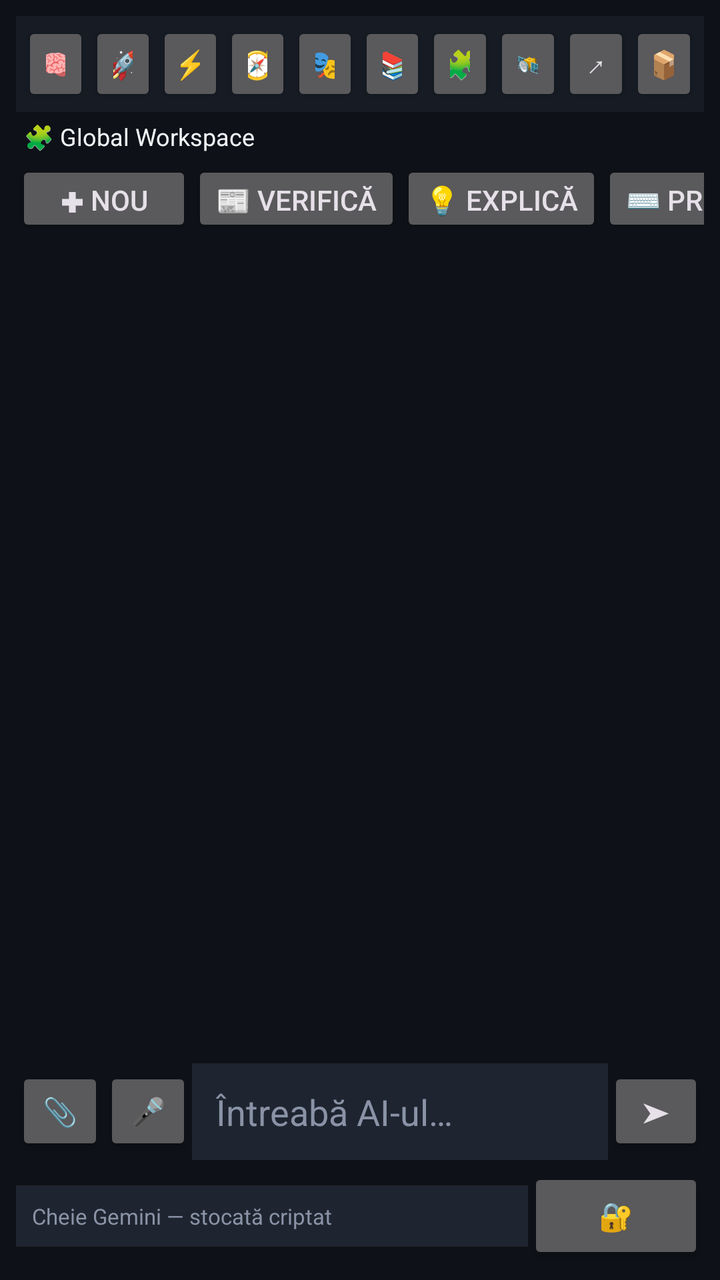
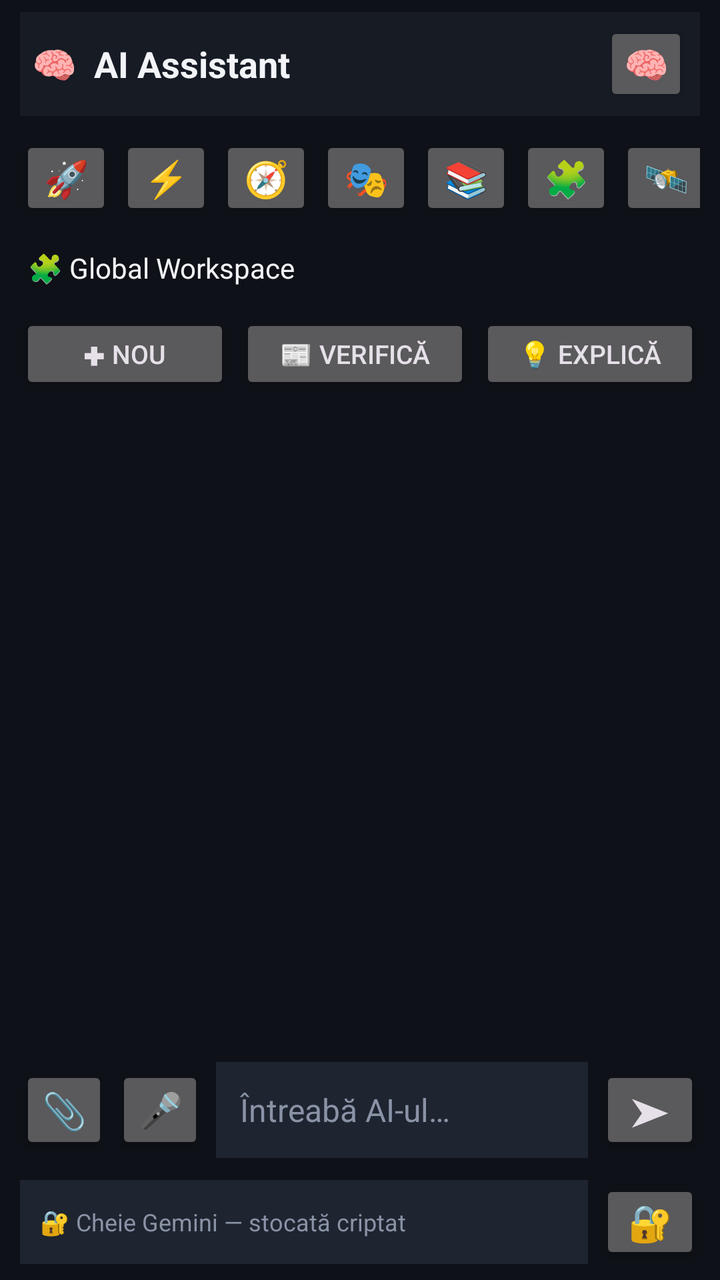

Screens rendered from an Android XML layout before and after an edit, with the pre-edit source and the edit as a unified diff.
<!-- AndroidManifest.xml: application theme Theme.AIAssistant -->
<!-- res/layout/activity_main.xml -->
<?xml version="1.0" encoding="utf-8"?>
<LinearLayout xmlns:android="http://schemas.android.com/apk/res/android" android:layout_width="match_parent" android:layout_height="match_parent" android:orientation="vertical" android:background="@color/bg" android:padding="8dp">
    <LinearLayout android:layout_width="match_parent" android:layout_height="wrap_content" android:orientation="horizontal" android:background="@color/toolbar_bg" android:gravity="center_vertical" android:padding="3dp">
        <Button android:id="@+id/btnBrain" android:layout_width="0dp" android:layout_height="42dp" android:layout_weight="1" android:text="🧠" android:contentDescription="Intelligence Core"/>
        <Button android:id="@+id/btnPower" android:layout_width="0dp" android:layout_height="42dp" android:layout_weight="1" android:text="🚀" android:contentDescription="Supreme Power Mode"/>
        <Button android:id="@+id/btnAgent" android:layout_width="0dp" android:layout_height="42dp" android:layout_weight="1" android:text="⚡" android:contentDescription="Agent Mode"/>
        <Button android:id="@+id/btnThink" android:layout_width="0dp" android:layout_height="42dp" android:layout_weight="1" android:text="🧭" android:contentDescription="Pași"/>
        <Button android:id="@+id/btnPersona" android:layout_width="0dp" android:layout_height="42dp" android:layout_weight="1" android:text="🎭"/>
        <Button android:id="@+id/btnHistory" android:layout_width="0dp" android:layout_height="42dp" android:layout_weight="1" android:text="📚"/>
        <Button android:id="@+id/btnWorkspace" android:layout_width="0dp" android:layout_height="42dp" android:layout_weight="1" android:text="🧩"/>
        <Button android:id="@+id/btnWatcher" android:layout_width="0dp" android:layout_height="42dp" android:layout_weight="1" android:text="🛰️"/>
        <Button android:id="@+id/btnExport" android:layout_width="0dp" android:layout_height="42dp" android:layout_weight="1" android:text="↗"/>
        <Button android:id="@+id/btnZip" android:layout_width="0dp" android:layout_height="42dp" android:layout_weight="1" android:text="📦"/>
    </LinearLayout>
    <LinearLayout android:layout_width="match_parent" android:layout_height="wrap_content" android:orientation="horizontal" android:gravity="center_vertical" android:padding="4dp">
        <TextView android:id="@+id/tvWorkspace" android:layout_width="0dp" android:layout_height="wrap_content" android:layout_weight="1" android:text="🧩 Global Workspace" android:textColor="@color/text_main" android:textSize="12sp"/>
        <TextView android:id="@+id/tvAttachment" android:layout_width="wrap_content" android:layout_height="wrap_content" android:textColor="@color/accent2" android:textSize="11sp"/>
    </LinearLayout>
    <HorizontalScrollView android:layout_width="match_parent" android:layout_height="wrap_content" android:scrollbars="none"><LinearLayout android:layout_width="wrap_content" android:layout_height="wrap_content" android:orientation="horizontal">
        <Button android:id="@+id/btnChipNew" android:layout_width="wrap_content" android:layout_height="38dp" android:text="✚ Nou"/>
        <Button android:id="@+id/btnChipNews" android:layout_width="wrap_content" android:layout_height="38dp" android:text="📰 Verifică"/>
        <Button android:id="@+id/btnChipExplain" android:layout_width="wrap_content" android:layout_height="38dp" android:text="💡 Explică"/>
        <Button android:id="@+id/btnChipCode" android:layout_width="wrap_content" android:layout_height="38dp" android:text="⌨️ Proiect"/>
        <Button android:id="@+id/btnChipSummarize" android:layout_width="wrap_content" android:layout_height="38dp" android:text="📝 Rezumă"/>
    </LinearLayout></HorizontalScrollView>
    <androidx.recyclerview.widget.RecyclerView android:id="@+id/recyclerView" android:layout_width="match_parent" android:layout_height="0dp" android:layout_weight="1" android:clipToPadding="false" android:paddingBottom="4dp"/>
    <LinearLayout android:layout_width="match_parent" android:layout_height="wrap_content" android:orientation="horizontal" android:gravity="center_vertical">
        <Button android:id="@+id/btnAttach" android:layout_width="44dp" android:layout_height="44dp" android:text="📎"/>
        <Button android:id="@+id/btnMic" android:layout_width="44dp" android:layout_height="44dp" android:text="🎤"/>
        <EditText android:id="@+id/etMessage" android:layout_width="0dp" android:layout_height="wrap_content" android:layout_weight="1" android:hint="Întreabă AI-ul…" android:textColor="@color/text_main" android:textColorHint="@color/text_hint" android:background="@color/bubble_ai" android:padding="12dp" android:inputType="textCapSentences|textMultiLine"/>
        <Button android:id="@+id/btnSend" android:layout_width="48dp" android:layout_height="44dp" android:text="➤"/>
    </LinearLayout>
    <LinearLayout android:layout_width="match_parent" android:layout_height="wrap_content" android:orientation="horizontal" android:gravity="center_vertical" android:layout_marginTop="4dp">
        <EditText android:id="@+id/etApiKey" android:layout_width="0dp" android:layout_height="wrap_content" android:layout_weight="1" android:hint="Cheie Gemini — stocată criptat" android:textSize="11sp" android:textColor="@color/text_main" android:textColorHint="@color/text_hint" android:background="@color/bubble_ai" android:padding="8dp"/>
        <Button android:id="@+id/btnSaveKey" android:layout_width="wrap_content" android:layout_height="wrap_content" android:text="🔐"/>
    </LinearLayout>
</LinearLayout>
<!-- resources referenced by this layout -->
<resources>
  <color name="accent2">#9C6BFF</color>
  <color name="bg">#0E1117</color>
  <color name="bubble_ai">#1E2530</color>
  <color name="text_hint">#8A93A6</color>
  <color name="text_main">#F2F4F8</color>
  <color name="toolbar_bg">#161B24</color>
  <style name="Theme.AIAssistant" parent="Theme.Material3.Dark.NoActionBar">
          <item name="colorPrimary">@color/accent</item>
          <item name="android:statusBarColor">@color/bg</item>
          <item name="android:navigationBarColor">@color/bg</item>
      </style>
  <color name="accent">#2E7DFF</color>
</resources>

<!-- the commit's change to res/layout/activity_main.xml (unified diff, before → after) -->
@@ -1,37 +1,400 @@
 <?xml version="1.0" encoding="utf-8"?>
-<LinearLayout xmlns:android="http://schemas.android.com/apk/res/android" android:layout_width="match_parent" android:layout_height="match_parent" android:orientation="vertical" android:background="@color/bg" android:padding="8dp">
-    <LinearLayout android:layout_width="match_parent" android:layout_height="wrap_content" android:orientation="horizontal" android:background="@color/toolbar_bg" android:gravity="center_vertical" android:padding="3dp">
-        <Button android:id="@+id/btnBrain" android:layout_width="0dp" android:layout_height="42dp" android:layout_weight="1" android:text="🧠" android:contentDescription="Intelligence Core"/>
-        <Button android:id="@+id/btnPower" android:layout_width="0dp" android:layout_height="42dp" android:layout_weight="1" android:text="🚀" android:contentDescription="Supreme Power Mode"/>
-        <Button android:id="@+id/btnAgent" android:layout_width="0dp" android:layout_height="42dp" android:layout_weight="1" android:text="⚡" android:contentDescription="Agent Mode"/>
-        <Button android:id="@+id/btnThink" android:layout_width="0dp" android:layout_height="42dp" android:layout_weight="1" android:text="🧭" android:contentDescription="Pași"/>
-        <Button android:id="@+id/btnPersona" android:layout_width="0dp" android:layout_height="42dp" android:layout_weight="1" android:text="🎭"/>
-        <Button android:id="@+id/btnHistory" android:layout_width="0dp" android:layout_height="42dp" android:layout_weight="1" android:text="📚"/>
-        <Button android:id="@+id/btnWorkspace" android:layout_width="0dp" android:layout_height="42dp" android:layout_weight="1" android:text="🧩"/>
-        <Button android:id="@+id/btnWatcher" android:layout_width="0dp" android:layout_height="42dp" android:layout_weight="1" android:text="🛰️"/>
-        <Button android:id="@+id/btnExport" android:layout_width="0dp" android:layout_height="42dp" android:layout_weight="1" android:text="↗"/>
-        <Button android:id="@+id/btnZip" android:layout_width="0dp" android:layout_height="42dp" android:layout_weight="1" android:text="📦"/>
+<LinearLayout
+    xmlns:android="http://schemas.android.com/apk/res/android"
+    android:layout_width="match_parent"
+    android:layout_height="match_parent"
+    android:orientation="vertical"
+    android:background="@color/bg"
+    android:paddingStart="10dp"
+    android:paddingEnd="10dp"
+    android:paddingTop="6dp"
+    android:paddingBottom="6dp">
+
+    
+    <LinearLayout
+        android:layout_width="match_parent"
+        android:layout_height="52dp"
+        android:orientation="horizontal"
+        android:gravity="center_vertical"
+        android:background="@color/toolbar_bg"
+        android:paddingStart="6dp"
+        android:paddingEnd="6dp">
+
+        <TextView
+            android:layout_width="0dp"
+            android:layout_height="match_parent"
+            android:layout_weight="1"
+            android:gravity="center_vertical"
+            android:text="🧠  AI Assistant"
+            android:textColor="@color/text_main"
+            android:textSize="18sp"
+            android:textStyle="bold"
+            android:maxLines="1" />
+
+        <Button
+            android:id="@+id/btnBrain"
+            android:layout_width="42dp"
+            android:layout_height="42dp"
+            android:minWidth="0dp"
+            android:minHeight="0dp"
+            android:padding="0dp"
+            android:text="🧠"
+            android:textSize="18sp"
+            android:contentDescription="Intelligence Core" />
+
     </LinearLayout>
-    <LinearLayout android:layout_width="match_parent" android:layout_height="wrap_content" android:orientation="horizontal" android:gravity="center_vertical" android:padding="4dp">
-        <TextView android:id="@+id/tvWorkspace" android:layout_width="0dp" android:layout_height="wrap_content" android:layout_weight="1" android:text="🧩 Global Workspace" android:textColor="@color/text_main" android:textSize="12sp"/>
-        <TextView android:id="@+id/tvAttachment" android:layout_width="wrap_content" android:layout_height="wrap_content" android:textColor="@color/accent2" android:textSize="11sp"/>
+
+    
+    <HorizontalScrollView
+        android:layout_width="match_parent"
+        android:layout_height="52dp"
+        android:layout_marginTop="5dp"
+        android:scrollbars="none"
+        android:overScrollMode="never">
+
+        <LinearLayout
+            android:layout_width="wrap_content"
+            android:layout_height="match_parent"
+            android:orientation="horizontal"
+            android:gravity="center_vertical">
+
+            <Button
+                android:id="@+id/btnPower"
+                android:layout_width="46dp"
+                android:layout_height="42dp"
+                android:minWidth="0dp"
+                android:minHeight="0dp"
+                android:layout_marginEnd="4dp"
+                android:padding="0dp"
+                android:text="🚀"
+                android:textSize="18sp"
+                android:contentDescription="Supreme Power Mode" />
+
+            <Button
+                android:id="@+id/btnAgent"
+                android:layout_width="46dp"
+                android:layout_height="42dp"
+                android:minWidth="0dp"
+                android:minHeight="0dp"
+                android:layout_marginEnd="4dp"
+                android:padding="0dp"
+                android:text="⚡"
+                android:textSize="18sp"
+                android:contentDescription="Agent Mode" />
+
+            <Button
+                android:id="@+id/btnThink"
+                android:layout_width="46dp"
+                android:layout_height="42dp"
+                android:minWidth="0dp"
+                android:minHeight="0dp"
+                android:layout_marginEnd="4dp"
+                android:padding="0dp"
+                android:text="🧭"
+                android:textSize="18sp"
+                android:contentDescription="Pași rezumați" />
+
+            <Button
+                android:id="@+id/btnPersona"
+                android:layout_width="46dp"
+                android:layout_height="42dp"
+                android:minWidth="0dp"
+                android:minHeight="0dp"
+                android:layout_marginEnd="4dp"
+                android:padding="0dp"
+                android:text="🎭"
+                android:textSize="18sp"
+                android:contentDescription="Persona" />
+
+            <Button
+                android:id="@+id/btnHistory"
+                android:layout_width="46dp"
+                android:layout_height="42dp"
+                android:minWidth="0dp"
+                android:minHeight="0dp"
+                android:layout_marginEnd="4dp"
+                android:padding="0dp"
+                android:text="📚"
+                android:textSize="18sp"
+                android:contentDescription="Istoric" />
+
+            <Button
+                android:id="@+id/btnWorkspace"
+                android:layout_width="46dp"
+                android:layout_height="42dp"
+                android:minWidth="0dp"
+                android:minHeight="0dp"
+                android:layout_marginEnd="4dp"
+                android:padding="0dp"
+                android:text="🧩"
+                android:textSize="18sp"
+                android:contentDescription="Workspace" />
+
+            <Button
+                android:id="@+id/btnWatcher"
+                android:layout_width="46dp"
+                android:layout_height="42dp"
+                android:minWidth="0dp"
+                android:minHeight="0dp"
+                android:layout_marginEnd="4dp"
+                android:padding="0dp"
+                android:text="🛰️"
+                android:textSize="18sp"
+                android:contentDescription="AI Watcher" />
+
+            <Button
+                android:id="@+id/btnExport"
+                android:layout_width="46dp"
+                android:layout_height="42dp"
+                android:minWidth="0dp"
+                android:minHeight="0dp"
+                android:layout_marginEnd="4dp"
+                android:padding="0dp"
+                android:text="↗"
+                android:textSize="20sp"
+                android:contentDescription="Export conversație" />
+
+            <Button
+                android:id="@+id/btnZip"
+                android:layout_width="46dp"
+                android:layout_height="42dp"
+                android:minWidth="0dp"
+                android:minHeight="0dp"
+                android:padding="0dp"
+                android:text="📦"
+                android:textSize="18sp"
+                android:contentDescription="Export proiect" />
+
+        </LinearLayout>
+
+    </HorizontalScrollView>
+
+    
+    <LinearLayout
+        android:layout_width="match_parent"
+        android:layout_height="38dp"
+        android:orientation="horizontal"
+        android:gravity="center_vertical"
+        android:paddingStart="4dp"
+        android:paddingEnd="4dp">
+
+        <TextView
+            android:id="@+id/tvWorkspace"
+            android:layout_width="0dp"
+            android:layout_height="wrap_content"
+            android:layout_weight="1"
+            android:text="🧩 Global Workspace"
+            android:textColor="@color/text_main"
+            android:textSize="14sp"
+            android:maxLines="1" />
+
+        <TextView
+            android:id="@+id/tvAttachment"
+            android:layout_width="wrap_content"
+            android:layout_height="wrap_content"
+            android:textColor="@color/accent2"
+            android:textSize="11sp"
+            android:maxLines="1" />
+
     </LinearLayout>
-    <HorizontalScrollView android:layout_width="match_parent" android:layout_height="wrap_content" android:scrollbars="none"><LinearLayout android:layout_width="wrap_content" android:layout_height="wrap_content" android:orientation="horizontal">
-        <Button android:id="@+id/btnChipNew" android:layout_width="wrap_content" android:layout_height="38dp" android:text="✚ Nou"/>
-        <Button android:id="@+id/btnChipNews" android:layout_width="wrap_content" android:layout_height="38dp" android:text="📰 Verifică"/>
-        <Button android:id="@+id/btnChipExplain" android:layout_width="wrap_content" android:layout_height="38dp" android:text="💡 Explică"/>
-        <Button android:id="@+id/btnChipCode" android:layout_width="wrap_content" android:layout_height="38dp" android:text="⌨️ Proiect"/>
-        <Button android:id="@+id/btnChipSummarize" android:layout_width="wrap_content" android:layout_height="38dp" android:text="📝 Rezumă"/>
-    </LinearLayout></HorizontalScrollView>
-    <androidx.recyclerview.widget.RecyclerView android:id="@+id/recyclerView" android:layout_width="match_parent" android:layout_height="0dp" android:layout_weight="1" android:clipToPadding="false" android:paddingBottom="4dp"/>
-    <LinearLayout android:layout_width="match_parent" android:layout_height="wrap_content" android:orientation="horizontal" android:gravity="center_vertical">
-        <Button android:id="@+id/btnAttach" android:layout_width="44dp" android:layout_height="44dp" android:text="📎"/>
-        <Button android:id="@+id/btnMic" android:layout_width="44dp" android:layout_height="44dp" android:text="🎤"/>
-        <EditText android:id="@+id/etMessage" android:layout_width="0dp" android:layout_height="wrap_content" android:layout_weight="1" android:hint="Întreabă AI-ul…" android:textColor="@color/text_main" android:textColorHint="@color/text_hint" android:background="@color/bubble_ai" android:padding="12dp" android:inputType="textCapSentences|textMultiLine"/>
-        <Button android:id="@+id/btnSend" android:layout_width="48dp" android:layout_height="44dp" android:text="➤"/>
+
+    
+    <HorizontalScrollView
+        android:layout_width="match_parent"
+        android:layout_height="48dp"
+        android:scrollbars="none"
+        android:overScrollMode="never">
+
+        <LinearLayout
+            android:layout_width="wrap_content"
+            android:layout_height="match_parent"
+            android:orientation="horizontal"
+            android:gravity="center_vertical">
+
+            <Button
+                android:id="@+id/btnChipNew"
+                android:layout_width="105dp"
+                android:layout_height="40dp"
+                android:minWidth="0dp"
+                android:minHeight="0dp"
+                android:layout_marginEnd="5dp"
+                android:paddingStart="8dp"
+                android:paddingEnd="8dp"
+                android:text="✚ Nou"
+                android:textSize="13sp" />
+
+            <Button
+                android:id="@+id/btnChipNews"
+                android:layout_width="115dp"
+                android:layout_height="40dp"
+                android:minWidth="0dp"
+                android:minHeight="0dp"
+                android:layout_marginEnd="5dp"
+                android:paddingStart="8dp"
+                android:paddingEnd="8dp"
+                android:text="📰 Verifică"
+                android:textSize="13sp" />
+
+            <Button
+                android:id="@+id/btnChipExplain"
+                android:layout_width="110dp"
+                android:layout_height="40dp"
+                android:minWidth="0dp"
+                android:minHeight="0dp"
+                android:layout_marginEnd="5dp"
+                android:paddingStart="8dp"
+                android:paddingEnd="8dp"
+                android:text="💡 Explică"
+                android:textSize="13sp" />
+
+            <Button
+                android:id="@+id/btnChipCode"
+                android:layout_width="110dp"
+                android:layout_height="40dp"
+                android:minWidth="0dp"
+                android:minHeight="0dp"
+                android:layout_marginEnd="5dp"
+                android:paddingStart="8dp"
+                android:paddingEnd="8dp"
+                android:text="⌨️ Proiect"
+                android:textSize="13sp" />
+
+            <Button
+                android:id="@+id/btnChipSummarize"
+                android:layout_width="110dp"
+                android:layout_height="40dp"
+                android:minWidth="0dp"
+                android:minHeight="0dp"
+                android:paddingStart="8dp"
+                android:paddingEnd="8dp"
+                android:text="📝 Rezumă"
+                android:textSize="13sp" />
+
+        </LinearLayout>
+
+    </HorizontalScrollView>
+
+    
+    <androidx.recyclerview.widget.RecyclerView
+        android:id="@+id/recyclerView"
+        android:layout_width="match_parent"
+        android:layout_height="0dp"
+        android:layout_weight="1"
+        android:clipToPadding="false"
+        android:paddingTop="6dp"
+        android:paddingBottom="6dp"
+        android:overScrollMode="ifContentScrolls" />
+
+    
+    <TextView
+        android:id="@+id/tvInputStatus"
+        android:layout_width="match_parent"
+        android:layout_height="wrap_content"
+        android:visibility="gone"
+        android:textColor="@color/accent2"
+        android:textSize="12sp"
+        android:paddingStart="6dp"
+        android:paddingEnd="6dp"
+        android:paddingBottom="3dp" />
+
+    
+    <LinearLayout
+        android:layout_width="match_parent"
+        android:layout_height="58dp"
+        android:orientation="horizontal"
+        android:gravity="center_vertical">
+
+        <Button
+            android:id="@+id/btnAttach"
+            android:layout_width="44dp"
+            android:layout_height="44dp"
+            android:minWidth="0dp"
+            android:minHeight="0dp"
+            android:padding="0dp"
+            android:text="📎"
+            android:textSize="18sp"
+            android:contentDescription="Atașează fișier" />
+
+        <Button
+            android:id="@+id/btnMic"
+            android:layout_width="44dp"
+            android:layout_height="44dp"
+            android:minWidth="0dp"
+            android:minHeight="0dp"
+            android:layout_marginStart="4dp"
+            android:padding="0dp"
+            android:text="🎤"
+            android:textSize="18sp"
+            android:contentDescription="Dictare vocală" />
+
+        <EditText
+            android:id="@+id/etMessage"
+            android:layout_width="0dp"
+            android:layout_height="48dp"
+            android:layout_weight="1"
+            android:layout_marginStart="6dp"
+            android:layout_marginEnd="6dp"
+            android:background="@color/bubble_ai"
+            android:hint="Întreabă AI-ul…"
+            android:textColor="@color/text_main"
+            android:textColorHint="@color/text_hint"
+            android:textSize="16sp"
+            android:paddingStart="12dp"
+            android:paddingEnd="12dp"
+            android:paddingTop="8dp"
+            android:paddingBottom="8dp"
+            android:gravity="center_vertical"
+            android:inputType="textCapSentences|textMultiLine"
+            android:maxLines="4" />
+
+        <Button
+            android:id="@+id/btnSend"
+            android:layout_width="50dp"
+            android:layout_height="44dp"
+            android:minWidth="0dp"
+            android:minHeight="0dp"
+            android:padding="0dp"
+            android:text="➤"
+            android:textSize="20sp"
+            android:contentDescription="Trimite" />
+
     </LinearLayout>
-    <LinearLayout android:layout_width="match_parent" android:layout_height="wrap_content" android:orientation="horizontal" android:gravity="center_vertical" android:layout_marginTop="4dp">
-        <EditText android:id="@+id/etApiKey" android:layout_width="0dp" android:layout_height="wrap_content" android:layout_weight="1" android:hint="Cheie Gemini — stocată criptat" android:textSize="11sp" android:textColor="@color/text_main" android:textColorHint="@color/text_hint" android:background="@color/bubble_ai" android:padding="8dp"/>
-        <Button android:id="@+id/btnSaveKey" android:layout_width="wrap_content" android:layout_height="wrap_content" android:text="🔐"/>
+
+    
+    <LinearLayout
+        android:layout_width="match_parent"
+        android:layout_height="46dp"
+        android:layout_marginTop="4dp"
+        android:orientation="horizontal"
+        android:gravity="center_vertical">
+
+        <EditText
+            android:id="@+id/etApiKey"
+            android:layout_width="0dp"
+            android:layout_height="42dp"
+            android:layout_weight="1"
+            android:background="@color/bubble_ai"
+            android:hint="🔐 Cheie Gemini — stocată criptat"
+            android:textSize="12sp"
+            android:textColor="@color/text_main"
+            android:textColorHint="@color/text_hint"
+            android:paddingStart="10dp"
+            android:paddingEnd="10dp"
+            android:singleLine="true"
+            android:inputType="textPassword" />
+
+        <Button
+            android:id="@+id/btnSaveKey"
+            android:layout_width="50dp"
+            android:layout_height="42dp"
+            android:layout_marginStart="6dp"
+            android:minWidth="0dp"
+            android:minHeight="0dp"
+            android:padding="0dp"
+            android:text="🔐"
+            android:textSize="18sp"
+            android:contentDescription="Salvează cheia Gemini" />
+
     </LinearLayout>
+
 </LinearLayout>
